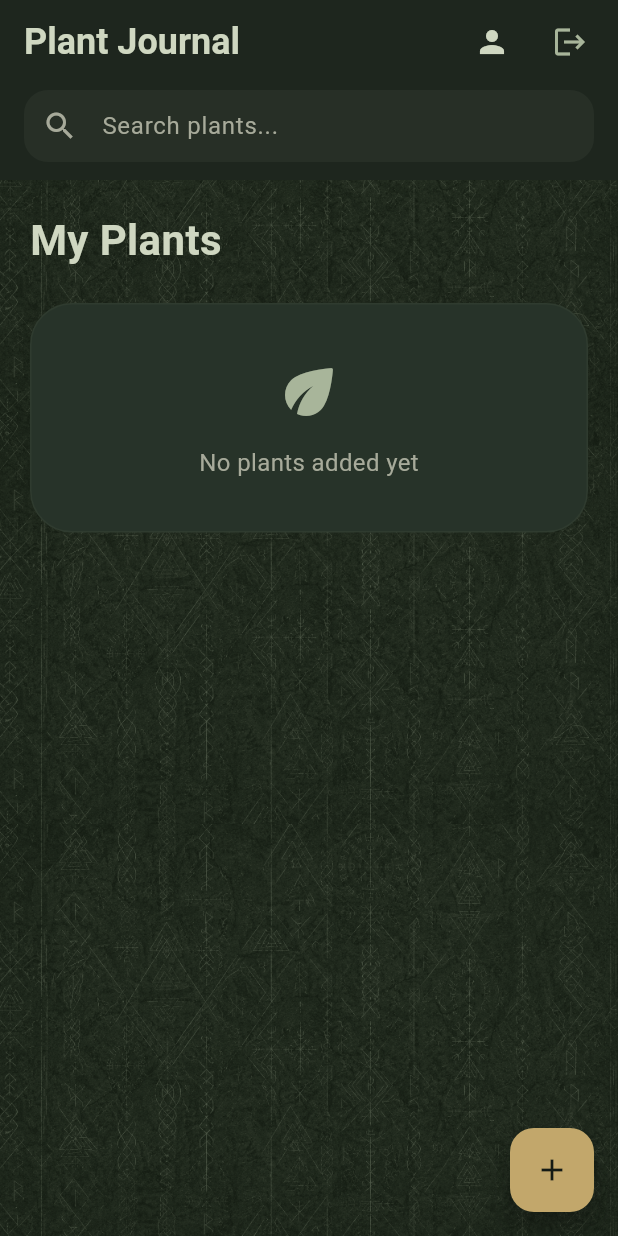
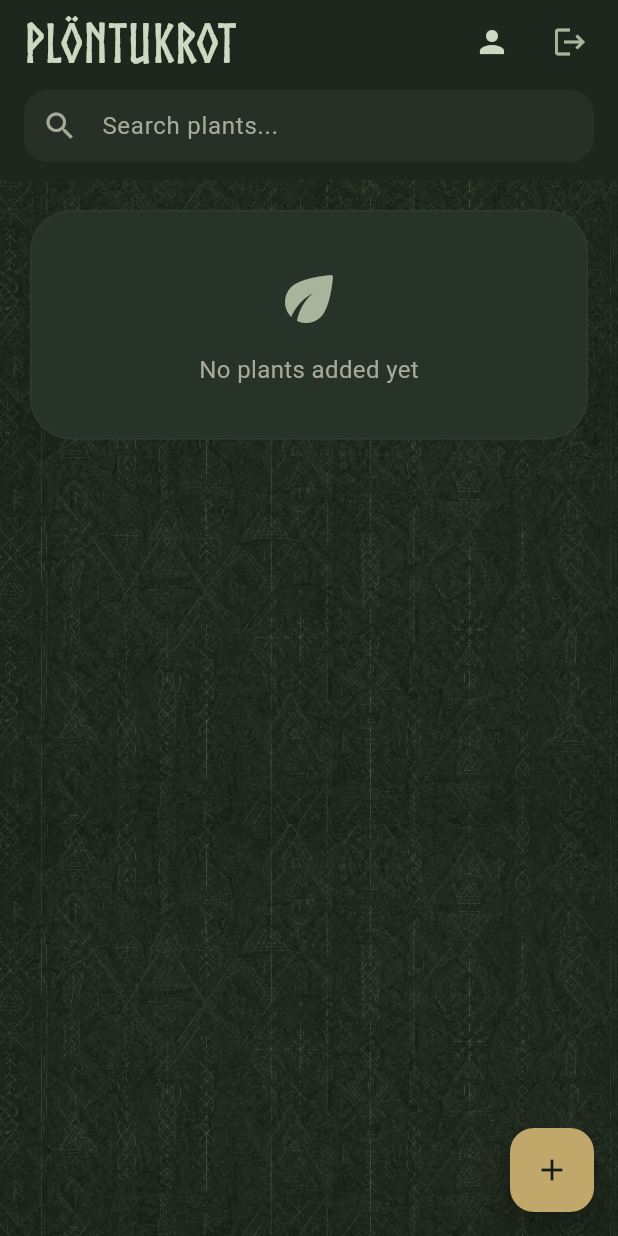
Before and after one commit to HelMelon/plontukrot, a Flutter app: the screen it shows once a user with an empty profile is signed in, on a phone screen of 412 x 824 dp. Run offline on Flutter 3.47's test engine with Material 3 defaults, Android fonts, the phone set to English and light mode, and no system bars; drawn by our look-alikes of auto_size_text; our stand-ins replace cached_network_image, cloud_firestore, firebase_auth, firebase_core, firebase_storage, google_fonts and 2 more; accounts and stored records are empty.

Commit message:
update home page
completely redesign the main page layout

- Changed card layout from list (row) to grid (tile) view.
- Added 'auto_size_text' package to implement responsive typography.
- Removed redundant text line above the plant list.
- Updated the page header to display the application name.
- Replaced the home page placeholder image to match the plant details page.

```diff
--- a/lib/features/home/pages/home_page.dart
+++ b/lib/features/home/pages/home_page.dart
@@ -8,6 +8,8 @@ import '../../plants/widgets/sheets/add_plant_sheet.dart';
 import '../../../services/plant_service.dart';
 import '../../plants/widgets/cards/plant_card.dart';
 import '../../plants/widgets/plant_search_delegate.dart';
+import 'package:auto_size_text/auto_size_text.dart';
+import 'package:google_fonts/google_fonts.dart';
 
 class HomePage extends StatelessWidget {
   final User user;
@@ -25,14 +27,16 @@ class HomePage extends StatelessWidget {
         surfaceTintColor: Colors.transparent,
         elevation: 0,
         centerTitle: false,
-        title: const Align(
+        title: Align(
           alignment: Alignment.centerLeft,
-          child: Text(
-            'Plant Journal',
+          child: AutoSizeText(
+            'Plöntukrot',
+            minFontSize: 18,
+            maxFontSize: 36,
             style: TextStyle(
+                fontFamily: 'NordicStyle',
                 color: AppColors.heading,
-              fontWeight: FontWeight.bold,
-            ),
+                fontSize: 36),
           ),
         ),
         actions: [
@@ -147,15 +151,6 @@ class HomePage extends StatelessWidget {
             child: Column(
               crossAxisAlignment: CrossAxisAlignment.start,
               children: [
-                const Text(
-                  'My Plants',
-                  style: TextStyle(
-                    fontSize: 28,
-                    fontWeight: FontWeight.bold,
-                    color: AppColors.heading,
-                  ),
-                ),
-                const SizedBox(height: 22),
                 StreamBuilder(
                   stream: PlantService().getPlants(),
                   builder: (context, plantSnapshot) {
@@ -202,12 +197,34 @@ class HomePage extends StatelessWidget {
                     }
 
                     final plants = plantSnapshot.data!.docs;
-                    return ListView.builder(
+
+                    return LayoutBuilder(
+                      builder: (context, constraints) {
+                        final double screenWidth =
+                            MediaQuery.of(context).size.width;
+
+                        int crossAxisCount = 2;
+                        if (screenWidth >= 1000) {
+                          crossAxisCount = 6;
+                        } else if (screenWidth >= 600) {
+                          crossAxisCount = 4;
+                        }
+
+                        return GridView.builder(
                           shrinkWrap: true,
                           physics: const NeverScrollableScrollPhysics(),
                           itemCount: plants.length,
+                          gridDelegate:
+                              SliverGridDelegateWithFixedCrossAxisCount(
+                            crossAxisCount: crossAxisCount,
+                            crossAxisSpacing: 12,
+                            mainAxisSpacing: 16,
+                            childAspectRatio: 0.60,
+                          ),
                           itemBuilder: (context, index) {
                             return PlantCard(plant: plants[index]);
+                          },
+                        );
                       },
                     );
                   },
```
Also changed, not shown: lib/features/plants/widgets/cards/plant_card.dart (+65 -57 lines), pubspec.yaml (+7 -0 lines), assets/fonts/norse.bold.otf (added), pubspec.lock. Lines whose indentation alone changed are shown as unchanged.
